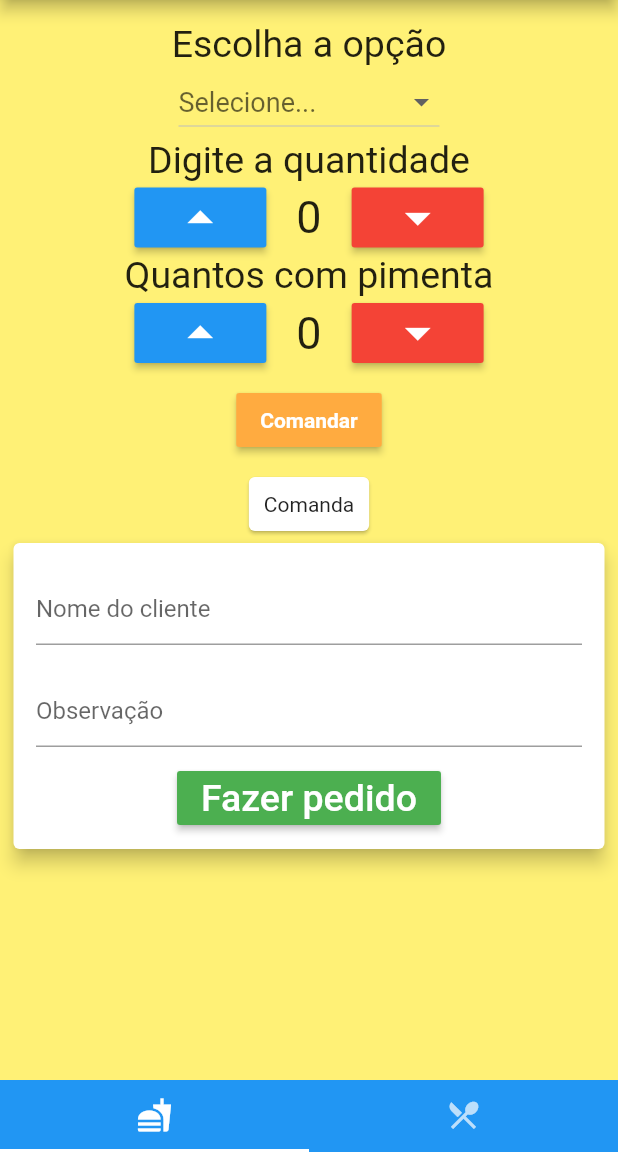
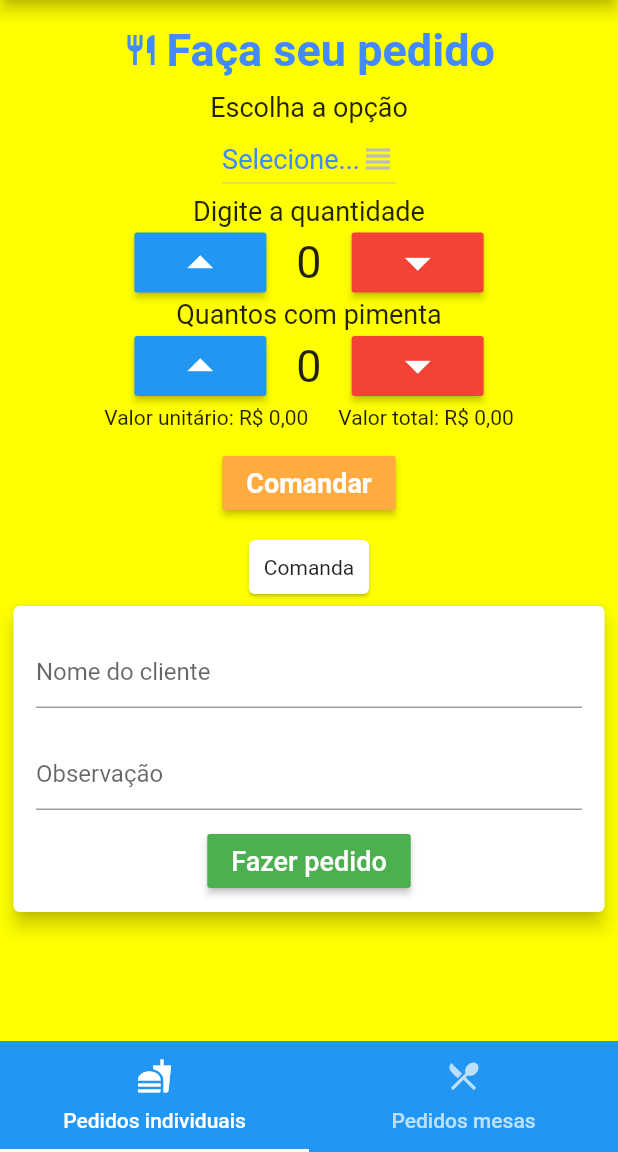
Before and after one commit to leandrosconceicao/appacarajedasocorro, a Flutter app: the screen it shows after launch, after a tap on "Comandar", on a phone screen of 412 x 824 dp, the part 84-1236 px from its top. Run offline on Flutter 3.47's test engine with Material 2 defaults, Android fonts, the phone set to English and light mode, and no system bars; network calls fail.

Commit message:
Adicionando os arquivos do projeto ao github

```diff
--- a/lib/main.dart
+++ b/lib/main.dart
@@ -1,6 +1,5 @@
 import 'package:flutter/material.dart';
-// import 'screens/splash.dart';
-import 'screens/pedidos.dart';
+import 'oldScreens/pedidos.dart';
 import 'package:leandrotech/screens/telaPedidos.dart';
 
 void main() {
@@ -22,7 +21,7 @@ class _SplashState extends State<Splash> {
   void initState() {
     super.initState();
     // SystemChrome.setEnabledSystemUIOverlays([]);
-    Future.delayed(Duration(seconds: 3)).then((_) {
+    Future.delayed(Duration(seconds: 2)).then((_) {
       Navigator.pushReplacement(
           context, MaterialPageRoute(builder: (context) => MyHome()));
     });
@@ -30,12 +29,14 @@ class _SplashState extends State<Splash> {
 
   Widget build(BuildContext context) {
     return Container(
-      color: Colors.blue[300],
+      color: Colors.yellowAccent,
       child: Center(
         child: Container(
           width: 150,
           height: 150,
-          child: Image.asset('images/newLogo.png'),
+          child: Image.asset(
+            'images/newLogo.png',
+          ),
         ),
       ),
     );
--- a/lib/screens/tabs/pedidos.dart
+++ b/lib/oldScreens/pedidos.dart
@@ -99,6 +99,9 @@ class _PedidosScreenState extends State<PedidosScreen> {
   @override
   Widget build(BuildContext context) {
     return Scaffold(
+      appBar: AppBar(
+        title: Text("Pedidos"),
+      ),
       backgroundColor: Colors.yellow[300],
       body: SingleChildScrollView(
         padding: EdgeInsets.fromLTRB(5.0, 15.0, 5.0, 10.0),
--- a/lib/screens/pedidos.dart
+++ b/lib/screens/tabs/pedidosIndividuais.dart
@@ -3,26 +3,26 @@ import 'package:http/http.dart' as http;
 import 'dart:async';
 import 'dart:convert';
 
-const request = 'https://leandrotech.com.br/acarajedasocorro/check_preco';
-const dados = {
-  "_id": 91507135,
-  "diaOperacao": "31/10/2020",
-  "data": "2020-10-31 10:39:35",
-  "pedidos": [
-    {
-      "qtProdutos": 1,
-      "opcao": "Porção de acarajés",
-      "descPedido": "Porção de acarajés 0 com pimenta",
-      "valPedido": 25
-    }
-  ],
-  "precoTotal": 25,
-  "pago": false,
-  "clientName": "Mesa da gente 01",
-  "obs": "",
-  "status": "Pendente",
-  "operador": "Leandro"
-};
+// const request = 'https://leandrotech.com.br/acarajedasocorro/check_preco';
+// const dados = {
+//   "_id": 91507135,
+//   "diaOperacao": "31/10/2020",
+//   "data": "2020-10-31 10:39:35",
+//   "pedidos": [
+//     {
+//       "qtProdutos": 1,
+//       "opcao": "Porção de acarajés",
+//       "descPedido": "Porção de acarajés 0 com pimenta",
+//       "valPedido": 25
+//     }
+//   ],
+//   "precoTotal": 25,
+//   "pago": false,
+//   "clientName": "Mesa da gente 01",
+//   "obs": "",
+//   "status": "Pendente",
+//   "operador": "Leandro"
+// };
 
 class PedidosScreen extends StatefulWidget {
   static const String routeName = '/pedidos';
@@ -31,45 +31,72 @@ class PedidosScreen extends StatefulWidget {
 }
 
 class _PedidosScreenState extends State<PedidosScreen> {
-  Future sendData() async {
-    // set up POST request arguments
-    String url = 'https://leandrotech.com.br/acarajedasocorro/get_produtos';
-    // Map<String, String> headers = {"Content-type": "application/json"};
-    // String json = jsonEncode(dados);
-    // make POST request
-    // http.Response response = await http.post(url, headers: headers, body: json);
-    http.Response response = await http.get(
-      url,
-    );
-    String body = response.body;
-    print(body);
+  String _minhaSelecao;
+  List data = List();
+  List opts = List();
+  int _qtProdutos = 0;
+  int _qtPimenta = 0;
+  int _valUnit = 0;
+  int _valTotal = 0;
+
+  void comandar() {
+    if (_qtProdutos == 0 || _minhaSelecao == null) {
+      print('Escolha uma opção e a quantidade');
+    } else {
+      opts.add({
+        'qtProdutos': _qtProdutos,
+        'opcao': _minhaSelecao,
+        'descPedido': _minhaSelecao,
+        'valPedido': _valTotal
+      });
+      setState(() {
+        _minhaSelecao = null;
+        _qtProdutos = 0;
+        _qtPimenta = 0;
+        _valUnit = 0;
+      });
+    }
   }
 
-  static const menuItems = <String>[
-    'Somente o bolinho',
-    'Two',
-    'Three',
-    'Four',
-  ];
+  Future<void> efetuarPedido(Map value) async {
+    var data = DateTime.now();
+    http.Response res = await http.post(
+        'https://leandrotech.com.br/acarajedasocorro/efetuar_pedido',
+        headers: {"Content-type": "application/json"},
+        body: jsonEncode(value));
+    var resbody = jsonDecode(res.body);
+    print(resbody);
+  }
 
-  final List<DropdownMenuItem<String>> _dropDownMenuItems = menuItems
-      .map(
-        (String value) => DropdownMenuItem<String>(
-          value: value,
-          child: Text(value),
-        ),
-      )
-      .toList();
+  Future<void> checkPreco(String value) async {
+    http.Response res = await http.post(
+        'https://leandrotech.com.br/acarajedasocorro/check_preco',
+        headers: {"Content-type": "application/json"},
+        body: jsonEncode(value));
+    var resbody = jsonDecode(res.body);
+    setState(() {
+      _valUnit = resbody['preco'];
+    });
+  }
 
-  String _btn2SelectedVal;
+  Future<void> getDados() async {
+    http.Response res = await http.get(
+        Uri.encodeFull(
+            'https://leandrotech.com.br/acarajedasocorro/get_produtos'),
+        headers: {"Content-Type": "application/json"});
+    var resBody = json.decode(utf8.decode(res.bodyBytes));
 
-  int _qtProdutos = 0;
-  int _qtPimenta = 0;
+    setState(() {
+      data = resBody;
+    });
+  }
 
   void _up(int value, int option) {
+    if (_minhaSelecao != null) {
       if (option == 1) {
         setState(() {
           _qtProdutos += value;
+          _valTotal = _qtProdutos * _valUnit;
         });
       } else {
         if (_qtPimenta < _qtProdutos) {
@@ -79,12 +106,17 @@ class _PedidosScreenState extends State<PedidosScreen> {
         }
       }
     }
+  }
 
   void _down(int value, int option) {
     if (option == 1) {
       setState(() {
         if (_qtProdutos > 0) {
           _qtProdutos -= value;
+          _valTotal = _qtProdutos * _valUnit;
+        }
+        if (_qtPimenta > 0 && _qtProdutos <= _qtPimenta) {
+          _qtPimenta = _qtProdutos;
         }
       });
     } else {
@@ -97,12 +129,15 @@ class _PedidosScreenState extends State<PedidosScreen> {
   }
 
   @override
+  void initState() {
+    super.initState();
+    this.getDados();
+  }
+
+  @override
   Widget build(BuildContext context) {
     return Scaffold(
-      appBar: AppBar(
-        title: Text("Pedidos"),
-      ),
-      backgroundColor: Colors.yellow[300],
+      backgroundColor: Colors.yellowAccent,
       body: SingleChildScrollView(
         padding: EdgeInsets.fromLTRB(5.0, 15.0, 5.0, 10.0),
         child: Column(
@@ -110,30 +145,62 @@ class _PedidosScreenState extends State<PedidosScreen> {
             Column(
               mainAxisSize: MainAxisSize.min,
               children: [
+                Padding(
+                  padding: EdgeInsets.fromLTRB(2.0, 1.0, 2.0, 10.0),
+                  child: Row(
+                    mainAxisAlignment: MainAxisAlignment.center,
+                    children: [
+                      Icon(
+                        Icons.restaurant,
+                        color: Colors.blueAccent,
+                      ),
+                      Padding(
+                        padding: EdgeInsets.fromLTRB(0.0, 0.0, 5.0, 0.0),
+                      ),
+                      Text(
+                        'Faça seu pedido',
+                        style: TextStyle(
+                          fontSize: 30.0,
+                          color: Colors.blueAccent,
+                          fontWeight: FontWeight.bold,
+                        ),
+                      ),
+                    ],
+                  ),
+                ),
                 Text(
                   'Escolha a opção',
                   style: TextStyle(
-                    fontSize: 25.0,
+                    fontSize: 18.0,
                   ),
                 ),
                 DropdownButton(
-                  style: TextStyle(
-                    fontSize: 18.0,
-                    color: Colors.blue,
+                  icon: Icon(Icons.view_headline),
+                  dropdownColor: Colors.blue[300],
+                  hint: Text(
+                    'Selecione...',
+                    style: TextStyle(color: Colors.blueAccent, fontSize: 18.0),
                   ),
-                  value: _btn2SelectedVal,
-                  hint: const Text('Selecione...'),
-                  onChanged: (String newValue) {
+                  items: data.map((item) {
+                    return new DropdownMenuItem(
+                      child: new Text(
+                        item['_id'],
+                      ),
+                      value: item['_id'].toString(),
+                    );
+                  }).toList(),
+                  onChanged: (newVal) {
                     setState(() {
-                      _btn2SelectedVal = newValue;
+                      _minhaSelecao = newVal;
+                      checkPreco(newVal);
                     });
                   },
-                  items: _dropDownMenuItems,
+                  value: _minhaSelecao,
                 ),
                 Text(
                   'Digite a quantidade',
                   style: TextStyle(
-                    fontSize: 25.0,
+                    fontSize: 18.0,
                   ),
                 ),
                 Row(
@@ -175,7 +242,7 @@ class _PedidosScreenState extends State<PedidosScreen> {
                 Text(
                   'Quantos com pimenta',
                   style: TextStyle(
-                    fontSize: 25.0,
+                    fontSize: 18.0,
                   ),
                 ),
                 Row(
@@ -214,17 +281,31 @@ class _PedidosScreenState extends State<PedidosScreen> {
                     ),
                   ],
                 ),
+                Row(
+                  mainAxisAlignment: MainAxisAlignment.center,
+                  children: [
+                    Text('Valor unitário: R\$ $_valUnit,00'),
+                    Padding(
+                      padding: EdgeInsets.all(10.0),
+                    ),
+                    Text('Valor total: R\$ $_valTotal,00'),
+                  ],
+                ),
                 Padding(
                   padding: EdgeInsets.all(10.0),
                   child: Column(
                     children: [
                       RaisedButton(
                         color: Colors.orangeAccent,
-                        onPressed: () {},
+                        onPressed: () {
+                          comandar();
+                        },
                         child: Text(
                           'Comandar',
                           style: TextStyle(
-                              color: Colors.white, fontWeight: FontWeight.bold),
+                              color: Colors.white,
+                              fontWeight: FontWeight.bold,
+                              fontSize: 18.0),
                         ),
                       ),
                     ],
@@ -270,7 +351,7 @@ class _PedidosScreenState extends State<PedidosScreen> {
                           child: Text(
                             'Fazer pedido',
                             style: TextStyle(
-                              fontSize: 25.0,
+                              fontSize: 18.0,
                               color: Colors.white,
                             ),
                           ),
--- a/lib/screens/telaPedidos.dart
+++ b/lib/screens/telaPedidos.dart
@@ -1,5 +1,5 @@
 import 'package:flutter/material.dart';
-import 'package:leandrotech/screens/tabs/pedidos.dart';
+import 'package:leandrotech/screens/tabs/pedidosIndividuais.dart';
 import 'package:leandrotech/screens/tabs/second.dart';
 
 void main() {
@@ -61,9 +61,11 @@ class MyHomeState extends State<MyHome> with SingleTickerProviderStateMixin {
             Tab(
               // set icon to the tab
               icon: Icon(Icons.fastfood),
+              child: Text('Pedidos individuais'),
             ),
             Tab(
               icon: Icon(Icons.restaurant_menu),
+              child: Text('Pedidos mesas'),
             ),
           ],
           // setup the controller
```
Also changed, not shown: lib/models/operations.dart (added), lib/oldScreens/home.dart (renamed from lib/screens/home.dart), 1 other file. Lines whose indentation alone changed are shown as unchanged.
